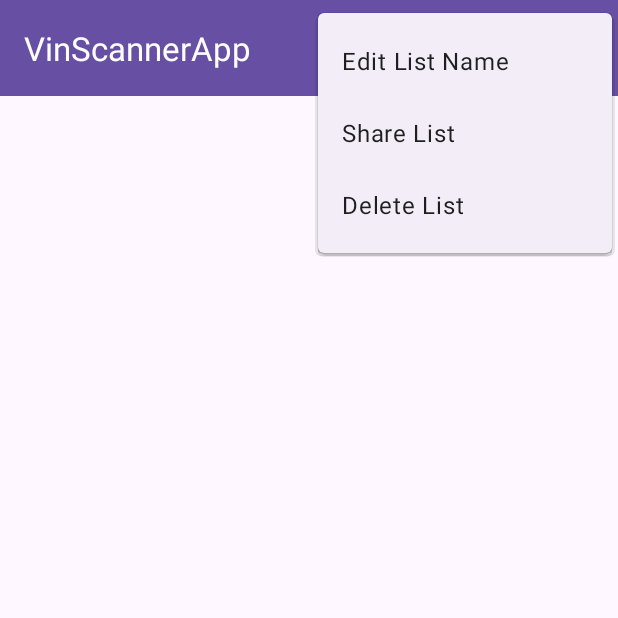
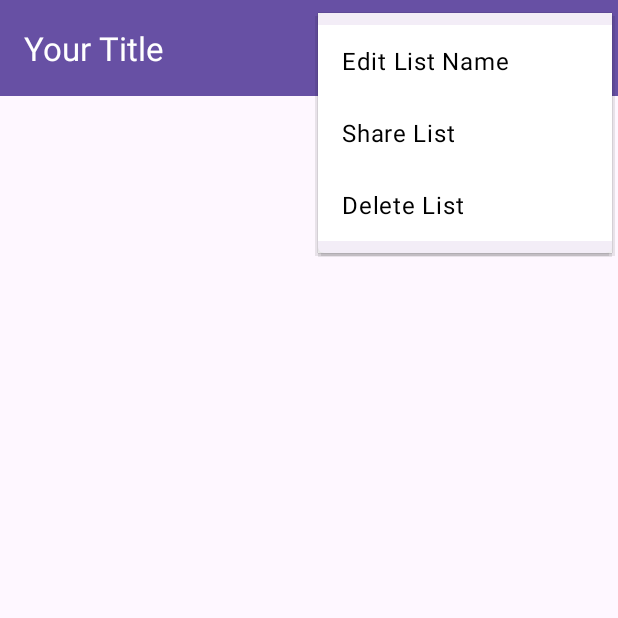
Before and after one commit to Mflo177/vinscanner-ai, an Android app: the VinListActivity screen opened directly, with no data from a screen before it, with the options menu open, on a phone screen of 412 x 824 dp, the top half of it. Run offline under Robolectric (Android 15) with nearby library versions, the phone set to English and light mode, and no system bars; our stand-ins replace Room's generated code; libraries missing offline, so code that uses them is left out: org.apache.poi.

Commit message:
MNore Modified UI elements for visual appeal.

```diff
--- a/app/src/main/java/com/example/vinscannerapp/ui/VinListActivity.java
+++ b/app/src/main/java/com/example/vinscannerapp/ui/VinListActivity.java
@@ -4,6 +4,9 @@ import android.app.Activity;
 import android.app.AlertDialog;
 import android.content.DialogInterface;
 import android.content.Intent;
+import android.graphics.Color;
+import android.graphics.PorterDuff;
+import android.graphics.drawable.Drawable;
 import android.net.Uri;
 import android.os.Bundle;
 import android.text.Editable;
@@ -70,6 +73,17 @@ public class VinListActivity extends AppCompatActivity {
         Toolbar toolbar = findViewById(R.id.id_toolbar);
         setSupportActionBar(toolbar);
 
+        // Set the toolbar title text color programmatically (if not done in XML)
+        getSupportActionBar().setTitle("Your Title");
+        toolbar.setTitleTextColor(Color.WHITE);  // Ensure the title is white
+
+        // Change the 3-dots (overflow menu) icon color to white
+        Drawable overflowIcon = toolbar.getOverflowIcon();
+        if (overflowIcon != null) {
+            // Change the overflow menu icon color to white
+            overflowIcon.setColorFilter(Color.WHITE, PorterDuff.Mode.SRC_ATOP);
+        }
+
         // Retrieve list name from Intent and set as toolbar title
         Intent intent = getIntent();
         listName = intent.getStringExtra("listName");
@@ -79,6 +93,8 @@ public class VinListActivity extends AppCompatActivity {
         if (listName != null) {
             getSupportActionBar().setTitle(listName);
         }
+
+
 
         RecyclerView recyclerView = findViewById(R.id.id_recycler_view);
         recyclerView.setLayoutManager(new LinearLayoutManager(this));
--- a/app/src/main/res/layout/activity_vin_list.xml
+++ b/app/src/main/res/layout/activity_vin_list.xml
@@ -11,11 +11,12 @@
         android:layout_width="0dp"
         android:layout_height="wrap_content"
         android:background="?attr/colorPrimary"
-        android:theme="@style/ThemeOverlay.AppCompat.Dark.ActionBar"
-        app:popupTheme="@style/ThemeOverlay.AppCompat.Light"
+        android:theme="?attr/actionBarTheme"
+        app:popupTheme="?attr/popupMenuStyle"
         app:layout_constraintTop_toTopOf="parent"
         app:layout_constraintStart_toStartOf="parent"
-        app:layout_constraintEnd_toEndOf="parent" />
+        app:layout_constraintEnd_toEndOf="parent"
+        android:titleTextColor="@android:color/white"/>
 
     <androidx.recyclerview.widget.RecyclerView
         android:id="@+id/id_recycler_view"
--- a/app/src/main/res/layout/dialog_create_list.xml
+++ b/app/src/main/res/layout/dialog_create_list.xml
@@ -25,6 +25,10 @@
             android:layout_height="wrap_content"
             android:text="Cancel" />
 
+        <Space
+            android:layout_width="32dp"
+            android:layout_height="wrap_content" />
+
         <Button
             android:id="@+id/id_btn_create"
             android:layout_width="wrap_content"
--- a/app/src/main/res/menu/menu_vin_list.xml
+++ b/app/src/main/res/menu/menu_vin_list.xml
@@ -6,22 +6,27 @@
         android:id="@+id/id_scanIcon"
         android:icon="@drawable/scan_icon"
         android:title="Scan"
-        app:showAsAction="always" />
+        app:showAsAction="always"
+       />
 
 
     <item android:id="@+id/id_edit_listName"
         android:title="Edit List Name"
         app:showAsAction="never">
+        android:orderInCategory="1"
     </item>
 
     <item android:id="@+id/id_share_list"
         android:title="Share List"
-        app:showAsAction="never">
+        app:showAsAction="never"
+        android:orderInCategory="2">
     </item>
 
     <item
         android:id="@+id/id_deleteList"
         android:title="Delete List"
-        app:showAsAction="never">
+        app:showAsAction="never"
+        android:orderInCategory="3"
+        >
     </item>
 </menu>
--- a/app/src/main/res/values-night/themes.xml
+++ b/app/src/main/res/values-night/themes.xml
@@ -1,7 +1,13 @@
 <resources xmlns:tools="http://schemas.android.com/tools">
-    <!-- Base application theme. -->
-    <style name="Base.Theme.VinScannerApp" parent="Theme.Material3.DayNight.NoActionBar">
-        <!-- Customize your dark theme here. -->
-        <!-- <item name="colorPrimary">@color/my_dark_primary</item> -->
+    <style name="Theme.VinScannerApp" parent="Theme.Material3.DayNight.NoActionBar">
+        <!-- Other theme settings -->
+
+        <!-- Popup Menu Dark Theme -->
+        <item name="popupMenuStyle">@style/CustomDarkPopupTheme</item>
+    </style>
+
+    <style name="CustomDarkPopupTheme" parent="ThemeOverlay.AppCompat.Dark">
+        <item name="android:textColor">@android:color/white</item>
+        <item name="android:background">@android:color/black</item>
     </style>
 </resources>
--- /dev/null
+++ b/app/src/main/res/values/Style.xml
@@ -0,0 +1,16 @@
+<?xml version="1.0" encoding="utf-8"?>
+<resources>
+
+    <!-- Base application theme. -->
+    <style name="Base.Theme.VinScannerApp" parent="Theme.Material3.DayNight.NoActionBar">
+        <!-- Customize your dark theme here. -->
+        <!-- <item name="colorPrimary">@color/my_dark_primary</item> -->
+    </style>
+
+    <!-- Popup Menu Dark Theme -->
+    <style name="CustomDarkPopupTheme" parent="ThemeOverlay.AppCompat.Dark">
+        <item name="android:textColor">@android:color/white</item>
+        <item name="android:background">@color/black</item> <!-- Optional: Customize menu background color -->
+    </style>
+
+</resources>
--- a/app/src/main/res/values/themes.xml
+++ b/app/src/main/res/values/themes.xml
@@ -1,9 +1,13 @@
 <resources xmlns:tools="http://schemas.android.com/tools">
-    <!-- Base application theme. -->
-    <style name="Base.Theme.VinScannerApp" parent="Theme.Material3.DayNight.NoActionBar">
-        <!-- Customize your light theme here. -->
-        <!-- <item name="colorPrimary">@color/my_light_primary</item> -->
+    <style name="Theme.VinScannerApp" parent="Theme.Material3.DayNight.NoActionBar">
+        <!-- Other theme settings -->
+
+        <!-- Popup Menu Light Theme -->
+        <item name="popupMenuStyle">@style/CustomLightPopupTheme</item>
     </style>
 
-    <style name="Theme.VinScannerApp" parent="Base.Theme.VinScannerApp" />
+    <style name="CustomLightPopupTheme" parent="ThemeOverlay.AppCompat.Light">
+        <item name="android:textColor">@android:color/black</item>
+        <item name="android:background">@android:color/white</item>
+    </style>
 </resources>
```
Also changed, not shown: app/src/main/res/layout/activity_edit_vin.xml (+8 -0 lines), app/src/main/res/layout/activity_main.xml (+10 -6 lines), app/src/main/res/layout/item_vin_list.xml (+25 -3 lines), app/src/main/res/layout/vin_info_item.xml (+7 -9 lines).
